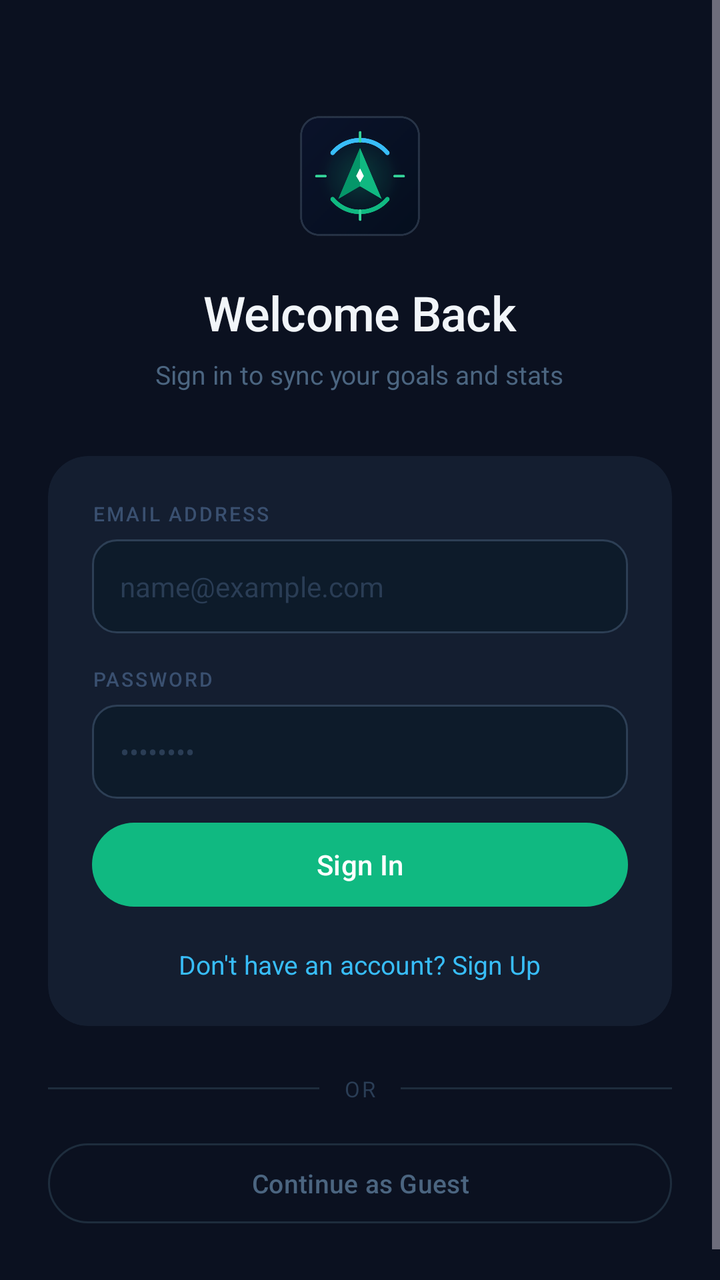
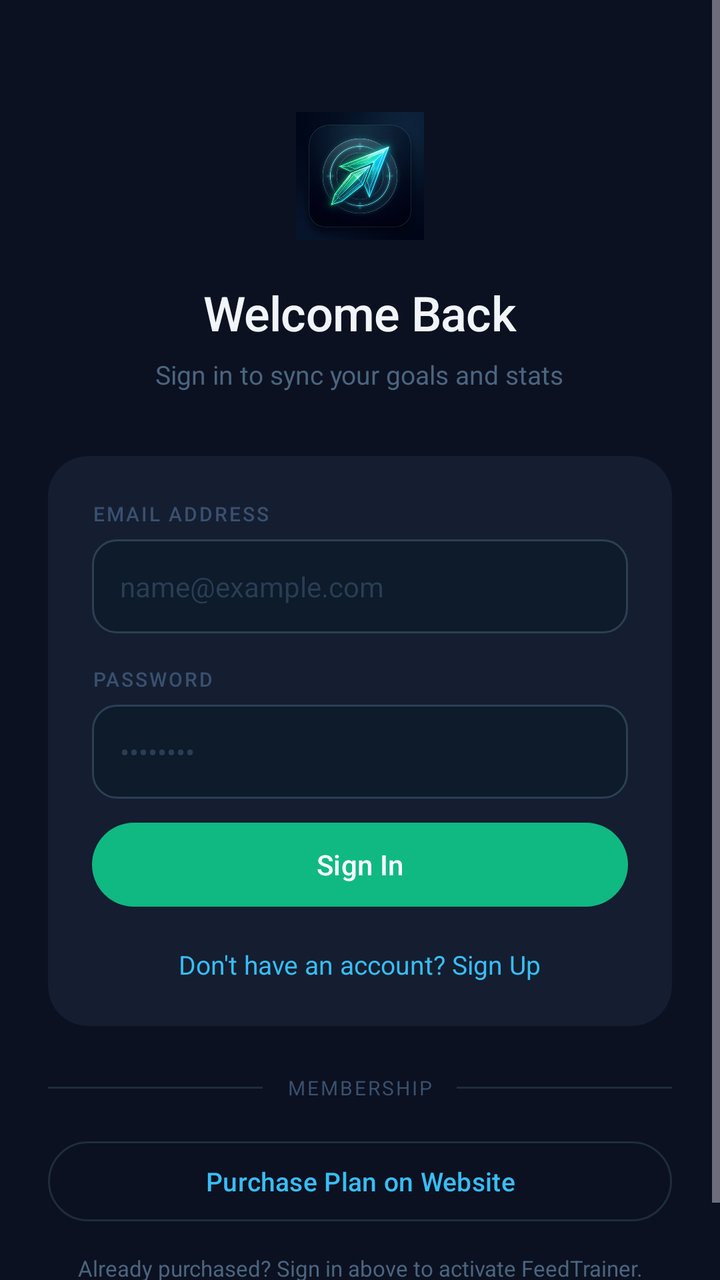

An Android layout rendered at two revisions. The XML below is the earlier revision; the diff shows what the commit changed to produce the second picture.
<!-- AndroidManifest.xml: application theme Theme.FeedTrainer -->
<!-- res/layout/activity_auth.xml -->
<?xml version="1.0" encoding="utf-8"?>
<ScrollView xmlns:android="http://schemas.android.com/apk/res/android"
    xmlns:app="http://schemas.android.com/apk/res-auto"
    android:layout_width="match_parent"
    android:layout_height="match_parent"
    android:background="#0B1120"
    android:fillViewport="true">

    <LinearLayout
        android:layout_width="match_parent"
        android:layout_height="wrap_content"
        android:orientation="vertical"
        android:gravity="center_horizontal"
        android:paddingStart="24dp"
        android:paddingEnd="24dp"
        android:paddingTop="56dp"
        android:paddingBottom="40dp">

        
        <ImageView
            android:layout_width="64dp"
            android:layout_height="64dp"
            android:src="@drawable/feedtrainer_logo"
            android:scaleType="fitCenter"
            android:layout_marginBottom="20dp" />

        <TextView
            android:id="@+id/tvAuthTitle"
            android:layout_width="wrap_content"
            android:layout_height="wrap_content"
            android:text="Welcome Back"
            android:textColor="#F1F5F9"
            android:textSize="24sp"
            android:fontFamily="sans-serif-medium"
            android:letterSpacing="-0.01" />

        <TextView
            android:id="@+id/tvAuthSubtitle"
            android:layout_width="wrap_content"
            android:layout_height="wrap_content"
            android:text="Sign in to sync your goals and stats"
            android:textColor="#4B6580"
            android:textSize="13sp"
            android:gravity="center"
            android:layout_marginTop="6dp"
            android:layout_marginBottom="32dp" />

        
        <androidx.cardview.widget.CardView
            android:layout_width="match_parent"
            android:layout_height="wrap_content"
            app:cardCornerRadius="20dp"
            app:cardElevation="0dp"
            app:cardBackgroundColor="#141E30">

            <LinearLayout
                android:layout_width="match_parent"
                android:layout_height="wrap_content"
                android:orientation="vertical"
                android:padding="22dp">

                
                <TextView
                    android:id="@+id/labelFullName"
                    android:layout_width="wrap_content"
                    android:layout_height="wrap_content"
                    android:text="FULL NAME"
                    android:textColor="#3A5070"
                    android:textSize="10sp"
                    android:letterSpacing="0.1"
                    android:fontFamily="sans-serif-medium"
                    android:layout_marginBottom="6dp"
                    android:visibility="gone" />

                <EditText
                    android:id="@+id/etFullName"
                    android:layout_width="match_parent"
                    android:layout_height="wrap_content"
                    android:background="@drawable/bg_input_field"
                    android:hint="Aditya Jat"
                    android:textColorHint="#2A3D55"
                    android:textColor="#CBD5E1"
                    android:textSize="14sp"
                    android:padding="14dp"
                    android:inputType="textPersonName"
                    android:layout_marginBottom="16dp"
                    android:visibility="gone" />

                
                <TextView
                    android:layout_width="wrap_content"
                    android:layout_height="wrap_content"
                    android:text="EMAIL ADDRESS"
                    android:textColor="#3A5070"
                    android:textSize="10sp"
                    android:letterSpacing="0.1"
                    android:fontFamily="sans-serif-medium"
                    android:layout_marginBottom="6dp" />

                <EditText
                    android:id="@+id/etEmail"
                    android:layout_width="match_parent"
                    android:layout_height="wrap_content"
                    android:background="@drawable/bg_input_field"
                    android:hint="name@example.com"
                    android:textColorHint="#2A3D55"
                    android:textColor="#CBD5E1"
                    android:inputType="textEmailAddress"
                    android:textSize="14sp"
                    android:padding="14dp"
                    android:layout_marginBottom="16dp" />

                
                <TextView
                    android:layout_width="wrap_content"
                    android:layout_height="wrap_content"
                    android:text="PASSWORD"
                    android:textColor="#3A5070"
                    android:textSize="10sp"
                    android:letterSpacing="0.1"
                    android:fontFamily="sans-serif-medium"
                    android:layout_marginBottom="6dp" />

                <EditText
                    android:id="@+id/etPassword"
                    android:layout_width="match_parent"
                    android:layout_height="wrap_content"
                    android:background="@drawable/bg_input_field"
                    android:hint="••••••••"
                    android:textColorHint="#2A3D55"
                    android:textColor="#CBD5E1"
                    android:inputType="textPassword"
                    android:textSize="14sp"
                    android:padding="14dp"
                    android:layout_marginBottom="8dp" />

                
                <TextView
                    android:id="@+id/tvAuthError"
                    android:layout_width="match_parent"
                    android:layout_height="wrap_content"
                    android:textColor="#EF4444"
                    android:textSize="12sp"
                    android:layout_marginBottom="12dp"
                    android:lineSpacingExtra="2dp"
                    android:visibility="gone" />

                
                <com.google.android.material.button.MaterialButton
                    android:id="@+id/btnSubmitAuth"
                    android:layout_width="match_parent"
                    android:layout_height="50dp"
                    android:text="Sign In"
                    android:textSize="14sp"
                    android:textColor="#FFFFFF"
                    android:fontFamily="sans-serif-medium"
                    app:backgroundTint="#10B981"
                    app:cornerRadius="25dp" />

                
                <TextView
                    android:id="@+id/tvToggleAuthMode"
                    android:layout_width="wrap_content"
                    android:layout_height="wrap_content"
                    android:layout_gravity="center_horizontal"
                    android:layout_marginTop="16dp"
                    android:text="Don't have an account? Sign Up"
                    android:textColor="#38BDF8"
                    android:textSize="13sp" />

            </LinearLayout>
        </androidx.cardview.widget.CardView>

        
        <LinearLayout
            android:layout_width="match_parent"
            android:layout_height="wrap_content"
            android:orientation="horizontal"
            android:gravity="center_vertical"
            android:layout_marginTop="24dp"
            android:layout_marginBottom="16dp">

            <View
                android:layout_width="0dp"
                android:layout_height="1dp"
                android:layout_weight="1"
                android:background="#1E2D3D" />

            <TextView
                android:layout_width="wrap_content"
                android:layout_height="wrap_content"
                android:text="OR"
                android:textColor="#2A3D55"
                android:textSize="11sp"
                android:letterSpacing="0.1"
                android:paddingStart="12dp"
                android:paddingEnd="12dp" />

            <View
                android:layout_width="0dp"
                android:layout_height="1dp"
                android:layout_weight="1"
                android:background="#1E2D3D" />
        </LinearLayout>

        
        <com.google.android.material.button.MaterialButton
            android:id="@+id/btnContinueGuest"
            style="@style/Widget.Material3.Button.OutlinedButton"
            android:layout_width="match_parent"
            android:layout_height="48dp"
            android:text="Continue as Guest"
            android:textSize="13sp"
            android:textColor="#4B6580"
            app:strokeColor="#1E2D3D"
            app:strokeWidth="1dp"
            app:backgroundTint="#00000000"
            app:cornerRadius="24dp" />

    </LinearLayout>
</ScrollView>
<!-- resources referenced by this layout -->
<resources>
  <!-- drawable bg_input_field (drawable) -->
  <?xml version="1.0" encoding="utf-8"?>
  <shape xmlns:android="http://schemas.android.com/apk/res/android"
      android:shape="rectangle">
      <solid android:color="#0D1B2A" />
      <stroke android:width="1dp" android:color="#2D3F55" />
      <corners android:radius="12dp" />
  </shape>
  <!-- drawable feedtrainer_logo: png bitmap (drawable, 45398 bytes) -->
  <style name="Theme.FeedTrainer" parent="Theme.Material3.Dark.NoActionBar">
          <item name="colorPrimary">@color/primary</item>
          <item name="colorOnPrimary">@color/on_primary</item>
          <item name="colorPrimaryContainer">@color/primary_container</item>
          <item name="colorSurface">@color/surface_dark</item>
          <item name="colorSurfaceVariant">@color/surface_card</item>
          <item name="android:statusBarColor">#0B1120</item>
          <item name="android:windowBackground">@color/bg_dark</item>
          <item name="android:navigationBarColor">#0B1120</item>
          <item name="android:windowLightStatusBar">false</item>
      </style>
  <color name="primary">#10B981</color>
  <color name="on_primary">#FFFFFF</color>
  <color name="primary_container">#064E3B</color>
  <color name="surface_dark">#1E293B</color>
  <color name="surface_card">#243248</color>
  <color name="bg_dark">#0F172A</color>
</resources>

<!-- the commit's change to res/layout/activity_auth.xml (unified diff, before → after) -->
@@ -189,9 +189,9 @@
             <TextView
                 android:layout_width="wrap_content"
                 android:layout_height="wrap_content"
-                android:text="OR"
-                android:textColor="#2A3D55"
-                android:textSize="11sp"
+                android:text="MEMBERSHIP"
+                android:textColor="#3A5070"
+                android:textSize="10sp"
                 android:letterSpacing="0.1"
                 android:paddingStart="12dp"
                 android:paddingEnd="12dp" />
@@ -205,17 +205,26 @@
 
         
         <com.google.android.material.button.MaterialButton
-            android:id="@+id/btnContinueGuest"
+            android:id="@+id/btnVisitWebsite"
             style="@style/Widget.Material3.Button.OutlinedButton"
             android:layout_width="match_parent"
             android:layout_height="48dp"
-            android:text="Continue as Guest"
+            android:text="Purchase Plan on Website"
             android:textSize="13sp"
-            android:textColor="#4B6580"
+            android:textColor="#38BDF8"
             app:strokeColor="#1E2D3D"
             app:strokeWidth="1dp"
             app:backgroundTint="#00000000"
             app:cornerRadius="24dp" />
 
+        <TextView
+            android:layout_width="wrap_content"
+            android:layout_height="wrap_content"
+            android:text="Already purchased? Sign in above to activate FeedTrainer."
+            android:textColor="#4B6580"
+            android:textSize="11sp"
+            android:gravity="center"
+            android:layout_marginTop="12dp" />
+
     </LinearLayout>
 </ScrollView>
<!-- resource entries referenced after the edit -->
@@ -8,7 +8,7 @@
       <stroke android:width="1dp" android:color="#2D3F55" />
       <corners android:radius="12dp" />
   </shape>
-  <!-- drawable feedtrainer_logo: png bitmap (drawable, 45398 bytes) -->
+  <!-- drawable feedtrainer_logo: png bitmap (drawable, 474896 bytes) -->
   <style name="Theme.FeedTrainer" parent="Theme.Material3.Dark.NoActionBar">
           <item name="colorPrimary">@color/primary</item>
           <item name="colorOnPrimary">@color/on_primary</item>
